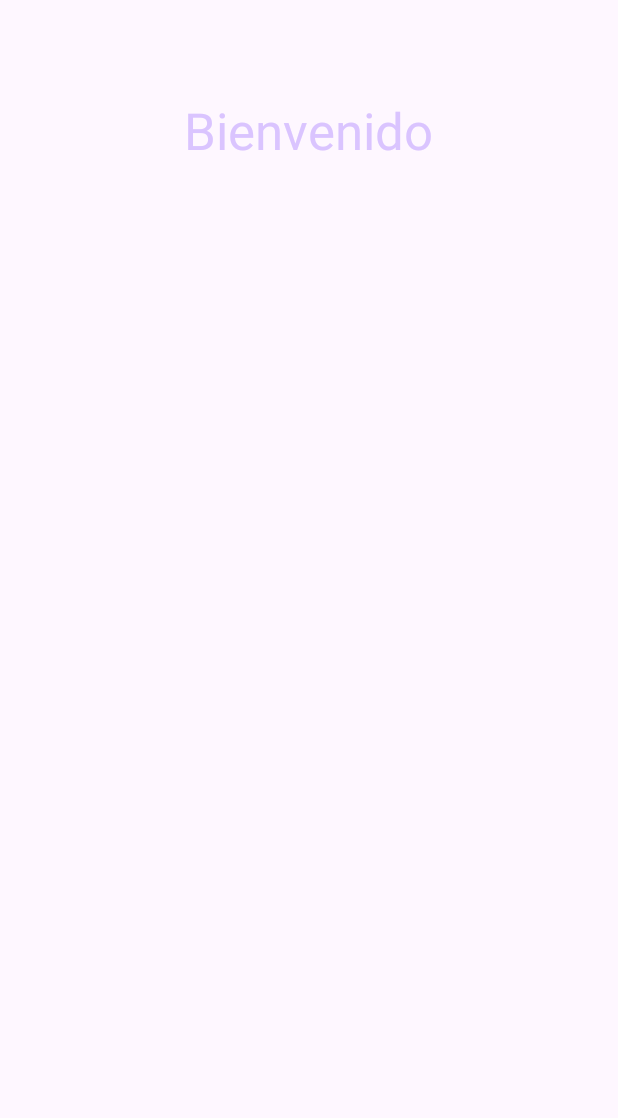
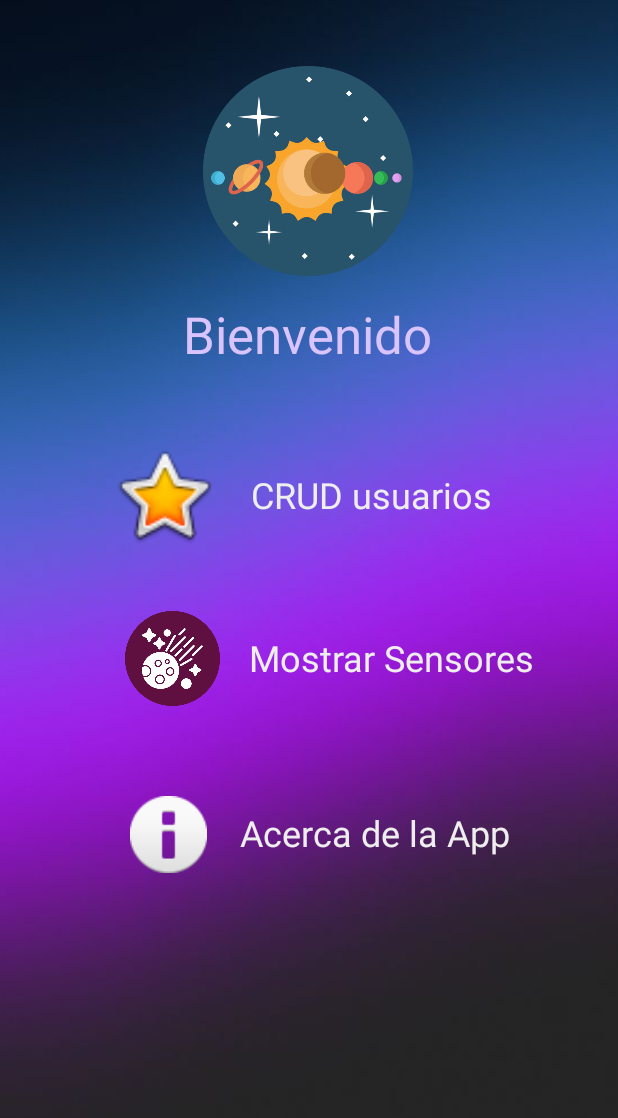
Before and after one commit to Anaguirv/appMovil, an Android app: the Dashboard screen opened directly, with no data from a screen before it, on a phone screen of 412 x 824 dp. Shown: the top 1118 px of the screen. Run offline under Robolectric (Android 15) with nearby library versions, the phone set to English and light mode, and no system bars.

```diff
--- a/app/build.gradle.kts
+++ b/app/build.gradle.kts
@@ -39,6 +39,7 @@ dependencies {
     implementation(libs.constraintlayout)
     implementation("com.airbnb.android:lottie:6.5.2")
     implementation(libs.annotations)
+    implementation(libs.annotations)
 
     testImplementation(libs.junit)
     androidTestImplementation(libs.ext.junit)
--- a/app/src/main/java/com/example/login/CrearClave.java
+++ b/app/src/main/java/com/example/login/CrearClave.java
@@ -90,7 +90,7 @@ public class CrearClave extends AppCompatActivity {
     // Método para validar que la clave cumpla con los requisitos
     private boolean esClaveValida(String clave) {
         // Expresión regular para una clave robusta
-        String passwordPattern = "^(?=.*[A-Z])(?=.*[0-9])(?=.*[@#$%^&+=!])(?=\\S+$).{8,}$";
+        String passwordPattern = "^(?=.*[A-Z])(?=.*[0-9])(?=.*[@#$%^&+=!_-])(?=\\S+$).{8,}$";
         Pattern pattern = Pattern.compile(passwordPattern);
         Matcher matcher = pattern.matcher(clave);
         return matcher.matches();
--- a/app/src/main/res/layout/activity_dashboard.xml
+++ b/app/src/main/res/layout/activity_dashboard.xml
@@ -7,16 +7,109 @@
     android:layout_height="match_parent"
     tools:context=".Dashboard">
 
+    <ImageView
+        android:id="@+id/imageView5"
+        android:layout_width="725dp"
+        android:layout_height="908dp"
+        app:layout_constraintBottom_toBottomOf="parent"
+        app:layout_constraintEnd_toEndOf="parent"
+        app:layout_constraintStart_toStartOf="parent"
+        app:layout_constraintTop_toTopOf="parent"
+        app:layout_constraintVertical_bias="0.61"
+        app:srcCompat="@drawable/wallpaper" />
+
+    <ImageView
+        android:id="@+id/imglogo"
+        android:layout_width="160dp"
+        android:layout_height="140dp"
+        android:layout_marginTop="44dp"
+        app:layout_constraintEnd_toEndOf="parent"
+        app:layout_constraintHorizontal_bias="0.498"
+        app:layout_constraintStart_toStartOf="parent"
+        app:layout_constraintTop_toTopOf="parent"
+        app:srcCompat="@drawable/icono" />
+
     <TextView
         android:id="@+id/textView"
         android:layout_width="wrap_content"
         android:layout_height="wrap_content"
-        android:layout_marginTop="64dp"
+        android:layout_marginTop="16dp"
         android:text="Bienvenido"
         android:textColor="#DAC4FF"
         android:textSize="34sp"
         app:layout_constraintEnd_toEndOf="parent"
-        app:layout_constraintHorizontal_bias="0.498"
+        app:layout_constraintHorizontal_bias="0.497"
         app:layout_constraintStart_toStartOf="parent"
-        app:layout_constraintTop_toTopOf="parent" />
+        app:layout_constraintTop_toBottomOf="@+id/imglogo" />
+
+    <TextView
+        android:id="@+id/txtCRUD"
+        android:layout_width="wrap_content"
+        android:layout_height="wrap_content"
+        android:layout_marginTop="68dp"
+        android:layout_marginEnd="84dp"
+        android:text="CRUD usuarios"
+        android:textColor="#eee"
+        android:textSize="24sp"
+        app:layout_constraintEnd_toEndOf="parent"
+        app:layout_constraintTop_toBottomOf="@+id/textView" />
+
+    <ImageView
+        android:id="@+id/imageView2"
+        android:layout_width="66dp"
+        android:layout_height="63dp"
+        android:layout_marginTop="40dp"
+        app:layout_constraintEnd_toStartOf="@+id/txtSensores"
+        app:layout_constraintHorizontal_bias="0.82"
+        app:layout_constraintStart_toStartOf="parent"
+        app:layout_constraintTop_toBottomOf="@+id/imageView7"
+        app:srcCompat="@drawable/comet" />
+
+    <ImageView
+        android:id="@+id/imageView3"
+        android:layout_width="55dp"
+        android:layout_height="51dp"
+        android:layout_marginStart="36dp"
+        android:layout_marginTop="60dp"
+        app:layout_constraintEnd_toStartOf="@+id/txtAcerca"
+        app:layout_constraintHorizontal_bias="0.71"
+        app:layout_constraintStart_toStartOf="parent"
+        app:layout_constraintTop_toBottomOf="@+id/imageView2"
+        app:srcCompat="@android:drawable/ic_dialog_info" />
+
+    <TextView
+        android:id="@+id/txtSensores"
+        android:layout_width="wrap_content"
+        android:layout_height="wrap_content"
+        android:layout_marginTop="76dp"
+        android:layout_marginEnd="56dp"
+        android:text="Mostrar Sensores"
+        android:textColor="#eee"
+        android:textSize="24sp"
+        app:layout_constraintEnd_toEndOf="parent"
+        app:layout_constraintTop_toBottomOf="@+id/txtCRUD" />
+
+    <TextView
+        android:id="@+id/txtAcerca"
+        android:layout_width="wrap_content"
+        android:layout_height="wrap_content"
+        android:layout_marginTop="84dp"
+        android:layout_marginEnd="72dp"
+        android:text="Acerca de la App"
+        android:textColor="#eee"
+        android:textSize="24sp"
+        app:layout_constraintEnd_toEndOf="parent"
+        app:layout_constraintTop_toBottomOf="@+id/txtSensores" />
+
+    <ImageView
+        android:id="@+id/imageView7"
+        android:layout_width="77dp"
+        android:layout_height="74dp"
+        android:layout_marginTop="48dp"
+        app:layout_constraintEnd_toStartOf="@+id/txtCRUD"
+        app:layout_constraintHorizontal_bias="0.788"
+        app:layout_constraintStart_toStartOf="parent"
+        app:layout_constraintTop_toBottomOf="@+id/textView"
+        app:srcCompat="@android:drawable/btn_star_big_on" />
+
 </androidx.constraintlayout.widget.ConstraintLayout>
```
Also changed, not shown: app/src/main/java/com/example/login/RecuperarClave.java (+27 -3 lines), app/src/main/java/com/example/login/Registro.java (+152 -0 lines), app/src/main/res/layout/activity_recuperar_clave.xml (+20 -8 lines), app/src/main/res/layout/activity_registro.xml (+16 -12 lines), app/src/main/res/drawable/comet.png (added), app/src/main/res/drawable/wallpaper.jpg (added).
